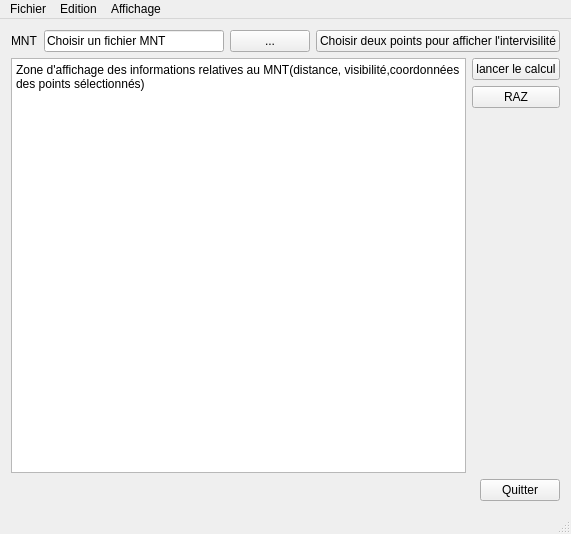
Before: the Qt Designer form mainwindow.ui in ppensier/projet_opengl, drawn with Qt 5.
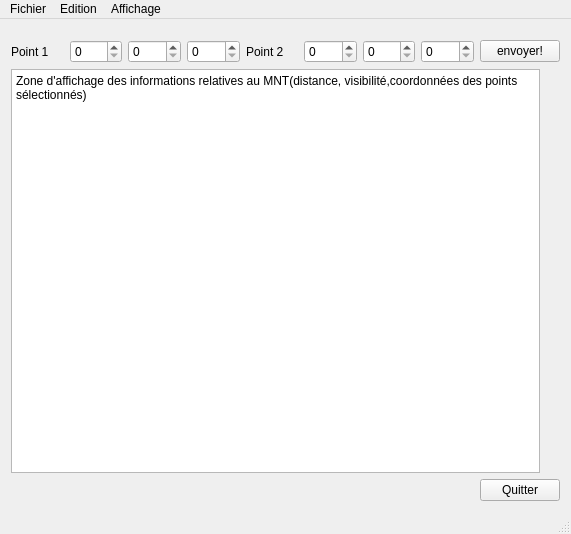
After: the same form once the commit is applied.

```diff
--- a/mainwindow.ui
+++ b/mainwindow.ui
@@ -21,33 +21,51 @@
        <number>0</number>
       </property>
       <property name="topMargin">
-       <number>0</number>
+       <number>10</number>
       </property>
       <item>
        <widget class="QLabel" name="nomL">
         <property name="text">
-         <string>MNT</string>
+         <string>Point 1</string>
         </property>
        </widget>
       </item>
       <item>
-       <widget class="QLineEdit" name="nomLE">
+       <widget class="QSpinBox" name="x1"/>
+      </item>
+      <item>
+       <widget class="QSpinBox" name="y1"/>
+      </item>
+      <item>
+       <widget class="QSpinBox" name="z1"/>
+      </item>
+      <item>
+       <widget class="QLabel" name="point2">
         <property name="text">
-         <string>Choisir un fichier MNT</string>
+         <string>Point 2</string>
         </property>
        </widget>
       </item>
       <item>
-       <widget class="QPushButton" name="openFileB">
-        <property name="text">
-         <string>...</string>
+       <widget class="QSpinBox" name="x2">
+        <property name="maximum">
+         <number>99</number>
         </property>
+        <property name="value">
+         <number>0</number>
+        </property>
        </widget>
       </item>
       <item>
-       <widget class="QPushButton" name="choiceB">
+       <widget class="QSpinBox" name="y2"/>
+      </item>
+      <item>
+       <widget class="QSpinBox" name="z2"/>
+      </item>
+      <item>
+       <widget class="QPushButton" name="envoyerCoord">
         <property name="text">
-         <string>Choisir deux points pour afficher l'intervisilité</string>
+         <string>envoyer!</string>
         </property>
        </widget>
       </item>
@@ -59,7 +77,10 @@
        <number>0</number>
       </property>
       <item>
-       <layout class="QVBoxLayout" name="verticalLayout_3">
+       <layout class="QVBoxLayout" name="verticalLayout_3" stretch="0">
+        <property name="spacing">
+         <number>6</number>
+        </property>
         <property name="leftMargin">
          <number>0</number>
         </property>
@@ -77,20 +98,6 @@
         <property name="leftMargin">
          <number>0</number>
         </property>
-        <item>
-         <widget class="QPushButton" name="computationB">
-          <property name="text">
-           <string>lancer le calcul</string>
-          </property>
-         </widget>
-        </item>
-        <item>
-         <widget class="QPushButton" name="razB">
-          <property name="text">
-           <string>RAZ</string>
-          </property>
-         </widget>
-        </item>
         <item>
          <spacer name="verticalSpacer">
           <property name="orientation">
```
Left out of the diff: 2 changed lines with no effect on the pictures.
